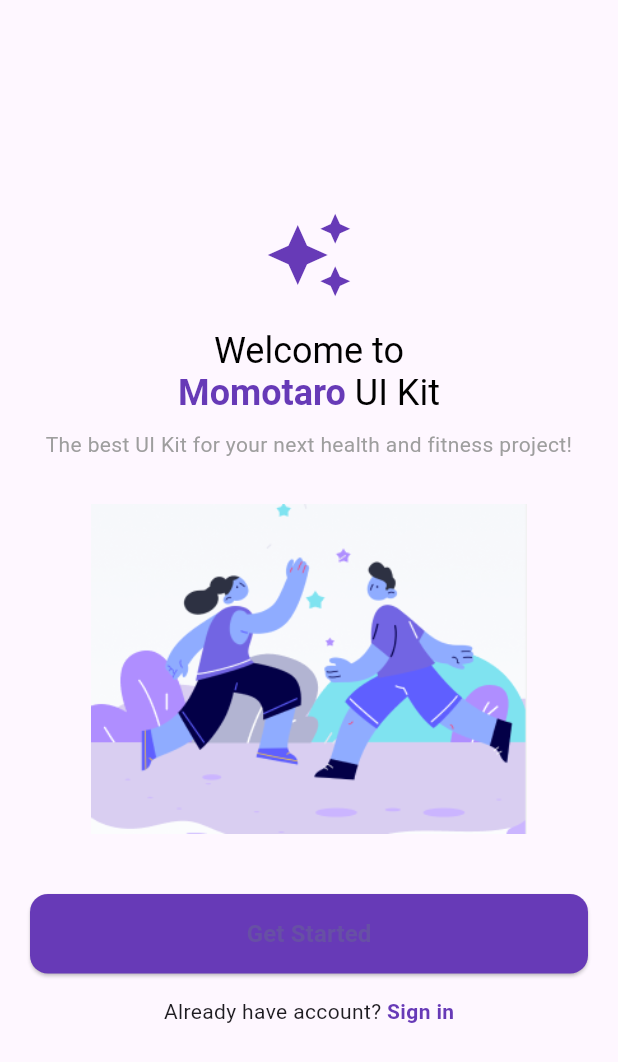
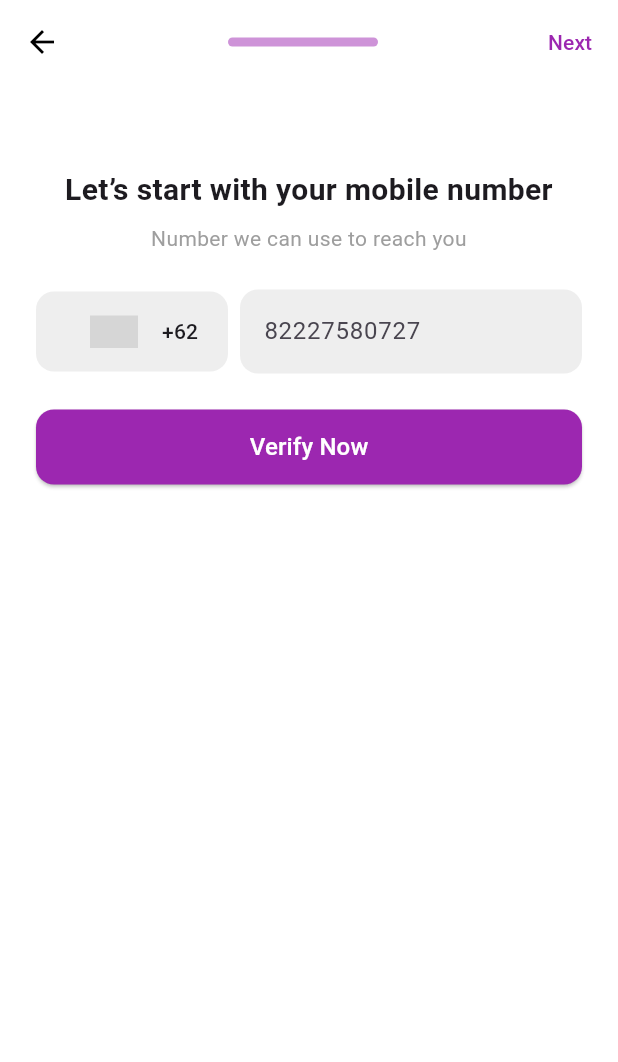
Before and after one commit to falakdev/fityfy, a Flutter app: the screen it shows after launch, after a tap on "Get Started", on a phone screen of 412 x 824 dp. Shown: the top 1062 px of the screen. Run offline on Flutter 3.47's test engine with Material 3 defaults, Android fonts, the phone set to English and light mode, and no system bars; drawn by our look-alikes of country_code_picker; Roboto replaces fonts that are missing (Arial); grey boxes are pictures that could not be loaded.

Commit message:
phone_number_screen done

```diff
--- a/lib/main.dart
+++ b/lib/main.dart
@@ -1,5 +1,6 @@
 import 'package:flutter/material.dart';
 import 'screens/welcome_screen.dart';
+import 'screens/phone_number_screen.dart'; // import the phone number screen
 
 void main() {
   runApp(const MyApp());
@@ -14,7 +15,14 @@ class MyApp extends StatelessWidget {
       title: 'Momotaro UI Kit',
       debugShowCheckedModeBanner: false,
       theme: ThemeData(fontFamily: 'Arial', primarySwatch: Colors.deepPurple),
+      // first page shown when app opens
       home: const WelcomeScreen(),
+
+      // optional: define routes for navigation
+      routes: {
+        '/welcome': (context) => const WelcomeScreen(),
+        '/phone': (context) => const PhoneNumberScreen(),
+      },
     );
   }
 }
--- /dev/null
+++ b/lib/screens/phone_number_screen.dart
@@ -0,0 +1,144 @@
+import 'package:flutter/material.dart';
+import 'package:country_code_picker/country_code_picker.dart';
+
+class PhoneNumberScreen extends StatefulWidget {
+  const PhoneNumberScreen({super.key});
+
+  @override
+  _PhoneNumberScreenState createState() => _PhoneNumberScreenState();
+}
+
+class _PhoneNumberScreenState extends State<PhoneNumberScreen> {
+  final TextEditingController _phoneController = TextEditingController();
+  final _formKey = GlobalKey<FormState>();
+  String countryCode = "+62";
+
+  void _verifyNumber() {
+    if (_formKey.currentState!.validate()) {
+      String fullNumber = "$countryCode${_phoneController.text}";
+      ScaffoldMessenger.of(
+        context,
+      ).showSnackBar(SnackBar(content: Text("Verifying $fullNumber")));
+
+      // TODO: Add navigation to OTP screen or API call
+    }
+  }
+
+  @override
+  Widget build(BuildContext context) {
+    return Scaffold(
+      backgroundColor: Colors.white,
+      appBar: AppBar(
+        backgroundColor: Colors.white,
+        elevation: 0,
+        leading: IconButton(
+          icon: Icon(Icons.arrow_back, color: Colors.black),
+          onPressed: () => Navigator.pop(context),
+        ),
+        title: Center(
+          child: Container(
+            width: 100,
+            height: 6,
+            decoration: BoxDecoration(
+              color: Colors.purple.shade200,
+              borderRadius: BorderRadius.circular(10),
+            ),
+          ),
+        ),
+        actions: [
+          TextButton(
+            onPressed: () {},
+            child: Text("Next", style: TextStyle(color: Colors.purple)),
+          ),
+        ],
+      ),
+      body: Padding(
+        padding: const EdgeInsets.symmetric(horizontal: 24, vertical: 16),
+        child: Column(
+          crossAxisAlignment: CrossAxisAlignment.center,
+          children: [
+            SizedBox(height: 40),
+            Text(
+              "Let’s start with your mobile number",
+              style: TextStyle(fontSize: 20, fontWeight: FontWeight.bold),
+              textAlign: TextAlign.center,
+            ),
+            SizedBox(height: 8),
+            Text(
+              "Number we can use to reach you",
+              style: TextStyle(fontSize: 14, color: Colors.grey),
+              textAlign: TextAlign.center,
+            ),
+            SizedBox(height: 24),
+            Form(
+              key: _formKey,
+              child: Row(
+                children: [
+                  // Country code picker
+                  Container(
+                    decoration: BoxDecoration(
+                      color: Colors.grey.shade200,
+                      borderRadius: BorderRadius.circular(12),
+                    ),
+                    child: CountryCodePicker(
+                      onChanged: (code) {
+                        setState(() {
+                          countryCode = code.dialCode ?? "+62";
+                        });
+                      },
+                      initialSelection: "ID", // Default Indonesia
+                      favorite: ["+62", "ID", "+91", "IN"], // Favorites
+                      showCountryOnly: false,
+                      showOnlyCountryWhenClosed: false,
+                      alignLeft: false,
+                    ),
+                  ),
+                  SizedBox(width: 8),
+                  Expanded(
+                    child: TextFormField(
+                      controller: _phoneController,
+                      keyboardType: TextInputType.phone,
+                      decoration: InputDecoration(
+                        hintText: "82227580727",
+                        filled: true,
+                        fillColor: Colors.grey.shade200,
+                        border: OutlineInputBorder(
+                          borderRadius: BorderRadius.circular(12),
+                          borderSide: BorderSide.none,
+                        ),
+                      ),
+                      validator: (value) {
+                        if (value == null || value.isEmpty) {
+                          return "Enter phone number";
+                        }
+                        if (value.length < 9) {
+                          return "Number too short";
+                        }
+                        return null;
+                      },
+                    ),
+                  ),
+                ],
+              ),
+            ),
+            SizedBox(height: 24),
+            ElevatedButton(
+              style: ElevatedButton.styleFrom(
+                backgroundColor: Colors.purple,
+                shape: RoundedRectangleBorder(
+                  borderRadius: BorderRadius.circular(12),
+                ),
+                minimumSize: Size(double.infinity, 50),
+              ),
+              onPressed: _verifyNumber,
+              child: Text(
+                "Verify Now",
+                style: TextStyle(fontSize: 16, color: Colors.white),
+              ),
+            ),
+          ],
+        ),
+      ),
+    );
+  }
+}
--- a/lib/screens/welcome_screen.dart
+++ b/lib/screens/welcome_screen.dart
@@ -49,7 +49,7 @@ class WelcomeScreen extends StatelessWidget {
               const SizedBox(height: 30),
 
               // Illustration
-              Image.asset("lib/assets/images/welcome.png", height: 220),
+              Image.asset("assets/images/welcome.png", height: 220),
               const SizedBox(height: 40),
 
               // Button
@@ -63,7 +63,9 @@ class WelcomeScreen extends StatelessWidget {
                       borderRadius: BorderRadius.circular(12),
                     ),
                   ),
-                  onPressed: () {},
+                  onPressed: () {
+                    Navigator.pushNamed(context, '/phone');
+                  },
                   child: const Text(
                     "Get Started",
                     style: TextStyle(fontSize: 16, fontWeight: FontWeight.bold),
--- a/pubspec.yaml
+++ b/pubspec.yaml
@@ -34,6 +34,7 @@ dependencies:
   # The following adds the Cupertino Icons font to your application.
   # Use with the CupertinoIcons class for iOS style icons.
   cupertino_icons: ^1.0.8
+  country_code_picker: ^3.0.0
 
 dev_dependencies:
   flutter_test:
@@ -59,7 +60,7 @@ flutter:
 
   # To add assets to your application, add an assets section, like this:
   assets:
-    - lib/assets/images/
+    - assets/images/
 
   # An image asset can refer to one or more resolution-specific "variants", see
   # https://flutter.dev/to/resolution-aware-images
```
Also changed, not shown: assets/images/welcome.png, pubspec.lock.
